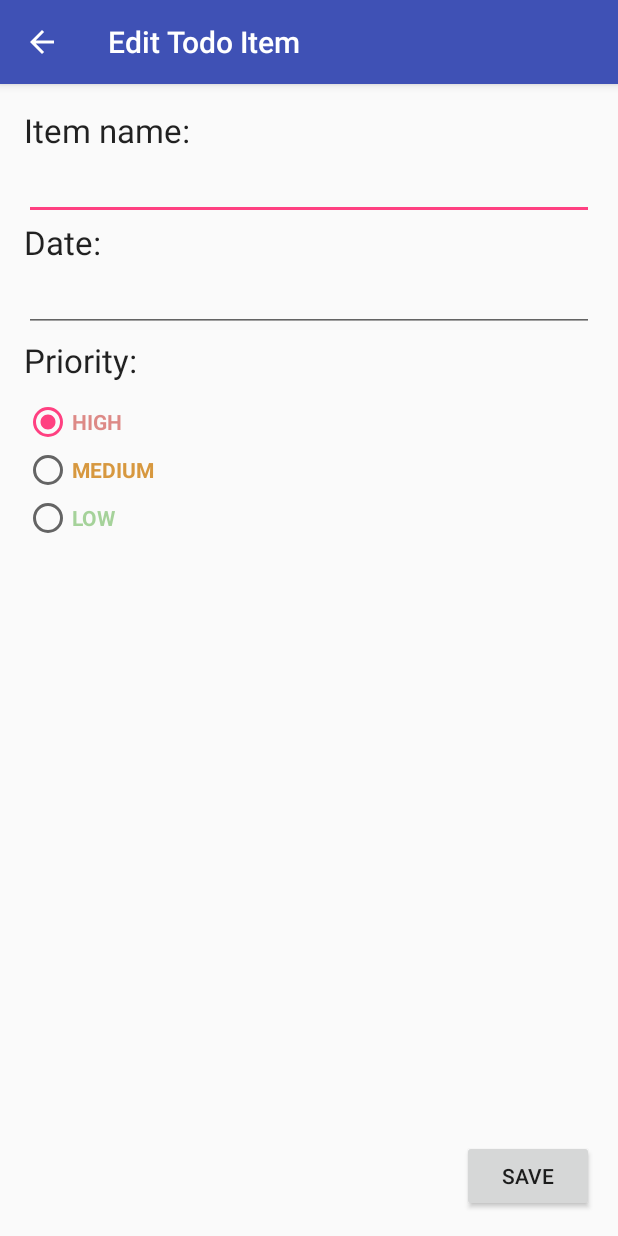
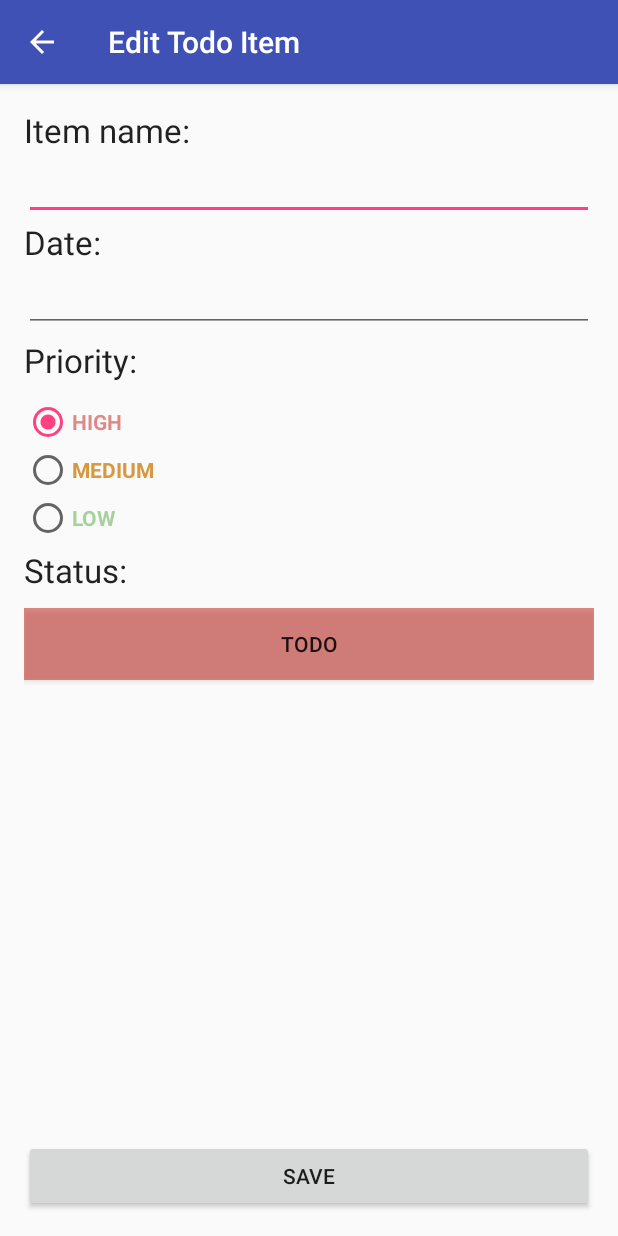
Before and after one commit to eddietseng/AndroidToDoApp, an Android app: the EditItemActivity screen opened directly, with no data from a screen before it, on a phone screen of 412 x 824 dp. Run offline under Robolectric (Android 15) with nearby library versions, the phone set to English and light mode, and no system bars; 4 statements that could not run were skipped.

Commit message:
Todo item status added.

```diff
--- a/app/src/main/java/com/eddietseng/todo/EditItemActivity.java
+++ b/app/src/main/java/com/eddietseng/todo/EditItemActivity.java
@@ -13,9 +13,9 @@ import android.widget.RadioButton;
 import android.widget.RadioGroup;
 import android.widget.TextView;
 import android.widget.TimePicker;
+import android.widget.ToggleButton;
 
 import java.text.DateFormat;
-import java.util.Arrays;
 import java.util.Calendar;
 import java.util.GregorianCalendar;
 
@@ -23,6 +23,7 @@ public class EditItemActivity extends AppCompatActivity {
     EditText descriptionET;
     EditText dateET;
     RadioGroup priorityGroup;
+    ToggleButton statusButton;
     TodoItem item;
 
     @Override
@@ -61,6 +62,9 @@ public class EditItemActivity extends AppCompatActivity {
                 Log.i( "EditItemActivity" , "can't handle priority: " + item.getPriority() );
                 break;
         }
+
+        statusButton = (ToggleButton) findViewById(R.id.toggleDoneButton);
+        statusButton.setChecked(item.getStatus());
 
     }
 
@@ -129,6 +133,8 @@ public class EditItemActivity extends AppCompatActivity {
             }
         }
 
+        item.setStatus(statusButton.isChecked());
+
         Intent data = new Intent();
         data.putExtra("item", item);
         setResult(RESULT_OK, data);
--- a/app/src/main/java/com/eddietseng/todo/helper/ItemTouchHelperAdapter.java
+++ b/app/src/main/java/com/eddietseng/todo/helper/ItemTouchHelperAdapter.java
@@ -8,4 +8,6 @@ public interface ItemTouchHelperAdapter {
     void onItemMove(int fromPosition, int toPosition);
 
     void onItemDismiss(int position);
+
+    void onItemMarkDone(int position);
 }
--- a/app/src/main/java/com/eddietseng/todo/helper/SimpleItemTouchHelperCallback.java
+++ b/app/src/main/java/com/eddietseng/todo/helper/SimpleItemTouchHelperCallback.java
@@ -2,6 +2,7 @@ package com.eddietseng.todo.helper;
 
 import android.support.v7.widget.RecyclerView;
 import android.support.v7.widget.helper.ItemTouchHelper;
+import android.util.Log;
 
 /**
  *
@@ -39,7 +40,7 @@ public class SimpleItemTouchHelperCallback extends ItemTouchHelper.Callback {
 
     @Override
     public void onSwiped(RecyclerView.ViewHolder viewHolder, int i) {
-        mAdapter.onItemDismiss(viewHolder.getAdapterPosition());
+            mAdapter.onItemDismiss(viewHolder.getAdapterPosition());
     }
 
     @Override
--- /dev/null
+++ b/app/src/main/res/drawable/status_toggle_btn.xml
@@ -0,0 +1,5 @@
+<?xml version="1.0" encoding="utf-8"?>
+<selector xmlns:android="http://schemas.android.com/apk/res/android">
+    <item android:state_checked="false" android:drawable="@color/colorPriorityHigh"  />
+    <item android:state_checked="true" android:drawable="@color/colorPriorityLow"  />
+</selector>
--- a/app/src/main/res/layout/activity_edit_item.xml
+++ b/app/src/main/res/layout/activity_edit_item.xml
@@ -40,14 +40,13 @@
         android:layout_alignParentStart="true" />
 
     <Button
-        android:layout_width="wrap_content"
+        android:layout_width="match_parent"
         android:layout_height="wrap_content"
         android:text="Save"
         android:id="@+id/bt_save"
         android:onClick="onEditItem"
         android:layout_alignParentBottom="true"
-        android:layout_alignRight="@+id/et_name"
-        android:layout_alignEnd="@+id/et_name" />
+        android:layout_centerHorizontal="true" />
 
     <EditText
         android:layout_width="wrap_content"
@@ -115,4 +114,26 @@
 
     </RadioGroup>
 
+    <TextView
+        android:layout_width="wrap_content"
+        android:layout_height="40dp"
+        android:text="Status:"
+        android:textAppearance="?android:attr/textAppearanceLarge"
+        android:id="@+id/tv_status"
+        android:layout_marginTop="4dp"
+        android:layout_below="@+id/radioPriority"
+        android:layout_alignParentLeft="true"
+        android:layout_alignParentStart="true" />
+
+    <ToggleButton
+        android:layout_width="match_parent"
+        android:layout_height="wrap_content"
+        android:text="New ToggleButton"
+        android:textOff="TODO"
+        android:textOn="DONE"
+        android:id="@+id/toggleDoneButton"
+        android:background="@drawable/status_toggle_btn"
+        android:layout_below="@+id/tv_status"
+        android:layout_centerHorizontal="true" />
+
 </RelativeLayout>
```
Also changed, not shown: app/src/main/java/com/eddietseng/todo/MainActivity.java (+5 -6 lines), app/src/main/java/com/eddietseng/todo/MyItemRecyclerViewAdapter.java (+22 -3 lines), app/src/main/java/com/eddietseng/todo/TodoItem.java (+7 -0 lines), app/src/main/java/com/eddietseng/todo/sqlite/TodoItemDatabaseHelper.java (+9 -2 lines).
